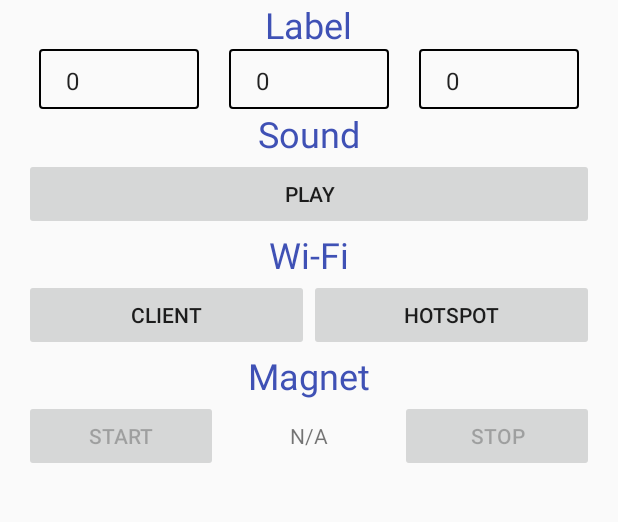
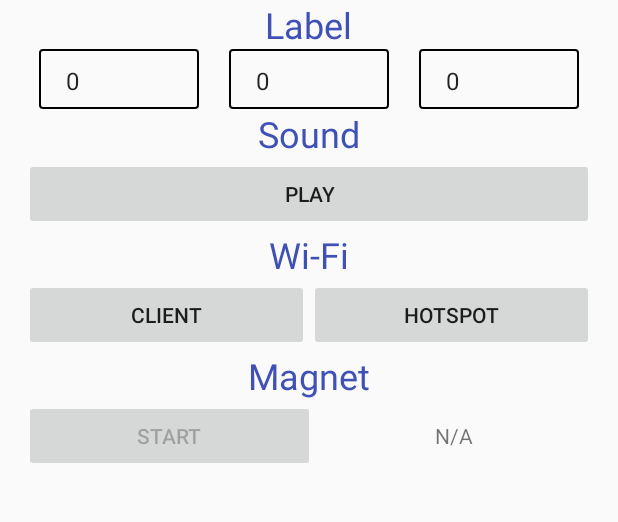
Before and after one commit to deCodeIt/smart-bin-app, an Android app: the screen it shows after launch (MainActivity), on a phone screen of 412 x 824 dp, the part 84-606 px from its top. Run offline under Robolectric (Android 15) with nearby library versions, the phone set to English and light mode, and no system bars.

Commit message:
Modified Layout, Removed Stop button from Magnet Class as it's automatically stopping after recording N number of samples

```diff
--- a/app/src/main/res/layout/activity_main.xml
+++ b/app/src/main/res/layout/activity_main.xml
@@ -297,7 +297,8 @@
                     android:layout_height="wrap_content"
                     android:text="Stop"
                     android:layout_weight="1"
-                    android:enabled="false"/>
+                    android:enabled="false"
+                    android:visibility="gone"/>
             </LinearLayout>
         </LinearLayout>
     </LinearLayout>
```
